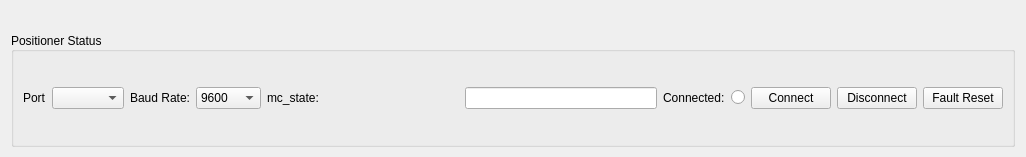
Old version of the form gui/pos_control_ui.ui in the repository Wireless-Research-Tester/Automated-Wireless-Research-Tester.
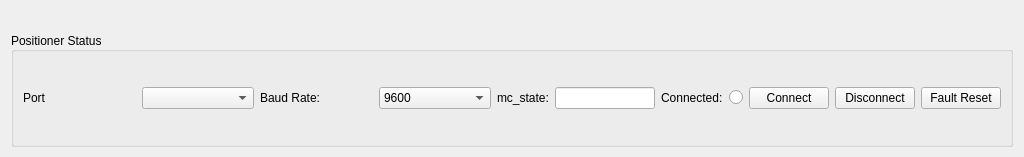
New version of the form.

Commit message: Created groupbox with graph mode selection buttons. added to MW

Diff of the .ui file:
```diff
--- a/gui/pos_control_ui.ui
+++ b/gui/pos_control_ui.ui
@@ -6,7 +6,7 @@
    <rect>
     <x>0</x>
     <y>0</y>
-    <width>1026</width>
+    <width>1024</width>
     <height>136</height>
    </rect>
   </property>
@@ -138,23 +138,29 @@
         <item row="0" column="2">
          <widget class="QLineEdit" name="lineEdit">
           <property name="sizePolicy">
-           <sizepolicy hsizetype="Expanding" vsizetype="Maximum">
+           <sizepolicy hsizetype="MinimumExpanding" vsizetype="Maximum">
             <horstretch>0</horstretch>
             <verstretch>0</verstretch>
            </sizepolicy>
           </property>
           <property name="minimumSize">
            <size>
-            <width>150</width>
+            <width>100</width>
             <height>0</height>
            </size>
           </property>
+          <property name="maximumSize">
+           <size>
+            <width>100</width>
+            <height>16777215</height>
+           </size>
+          </property>
          </widget>
         </item>
         <item row="0" column="1">
          <widget class="QLabel" name="label_2">
           <property name="sizePolicy">
-           <sizepolicy hsizetype="Expanding" vsizetype="Preferred">
+           <sizepolicy hsizetype="Fixed" vsizetype="Preferred">
             <horstretch>0</horstretch>
             <verstretch>0</verstretch>
            </sizepolicy>
@@ -179,6 +185,12 @@
        <layout class="QGridLayout" name="gridLayout_4">
         <item row="0" column="0">
          <widget class="QLabel" name="connectLabel">
+          <property name="sizePolicy">
+           <sizepolicy hsizetype="Fixed" vsizetype="Preferred">
+            <horstretch>0</horstretch>
+            <verstretch>0</verstretch>
+           </sizepolicy>
+          </property>
           <property name="text">
            <string>Connected:</string>
           </property>
@@ -186,6 +198,12 @@
         </item>
         <item row="0" column="1">
          <widget class="QRadioButton" name="connectStatus">
+          <property name="sizePolicy">
+           <sizepolicy hsizetype="Maximum" vsizetype="Fixed">
+            <horstretch>0</horstretch>
+            <verstretch>0</verstretch>
+           </sizepolicy>
+          </property>
           <property name="layoutDirection">
            <enum>Qt::RightToLeft</enum>
           </property>
```
The commit also changes 1 other file.
